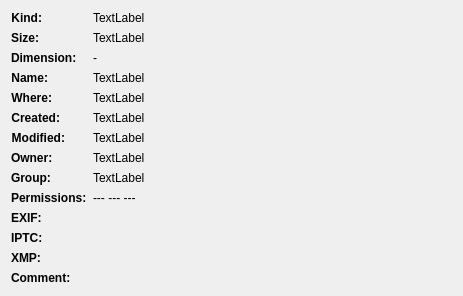
Above: infowidget.ui from rbbrnc/krbkACD before the change. Below: the same form after it.
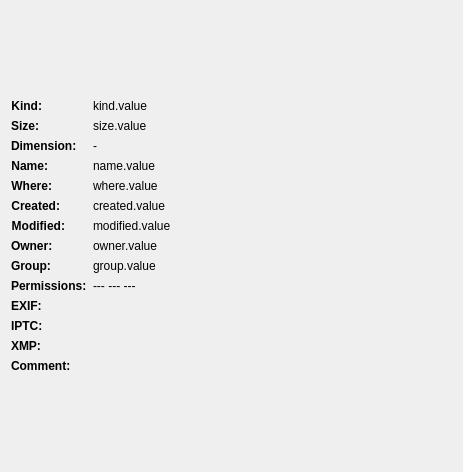
That is the form after the change.

Patch:
```diff
--- a/infowidget.ui
+++ b/infowidget.ui
@@ -7,7 +7,7 @@
     <x>0</x>
     <y>0</y>
     <width>463</width>
-    <height>284</height>
+    <height>472</height>
    </rect>
   </property>
   <property name="windowTitle">
@@ -60,7 +60,7 @@
          </sizepolicy>
         </property>
         <property name="text">
-         <string>TextLabel</string>
+         <string>kind.value</string>
         </property>
        </widget>
       </item>
@@ -89,7 +89,7 @@
          </sizepolicy>
         </property>
         <property name="text">
-         <string>TextLabel</string>
+         <string>size.value</string>
         </property>
        </widget>
       </item>
@@ -150,7 +150,7 @@
          </sizepolicy>
         </property>
         <property name="text">
-         <string>TextLabel</string>
+         <string>name.value</string>
         </property>
        </widget>
       </item>
@@ -185,7 +185,7 @@
          </sizepolicy>
         </property>
         <property name="text">
-         <string>TextLabel</string>
+         <string>where.value</string>
         </property>
        </widget>
       </item>
@@ -214,7 +214,7 @@
          </sizepolicy>
         </property>
         <property name="text">
-         <string>TextLabel</string>
+         <string>created.value</string>
         </property>
        </widget>
       </item>
@@ -243,7 +243,7 @@
          </sizepolicy>
         </property>
         <property name="text">
-         <string>TextLabel</string>
+         <string>modified.value</string>
         </property>
        </widget>
       </item>
@@ -275,7 +275,7 @@
          </sizepolicy>
         </property>
         <property name="text">
-         <string>TextLabel</string>
+         <string>owner.value</string>
         </property>
        </widget>
       </item>
@@ -307,7 +307,7 @@
          </sizepolicy>
         </property>
         <property name="text">
-         <string>TextLabel</string>
+         <string>group.value</string>
         </property>
        </widget>
       </item>
```
